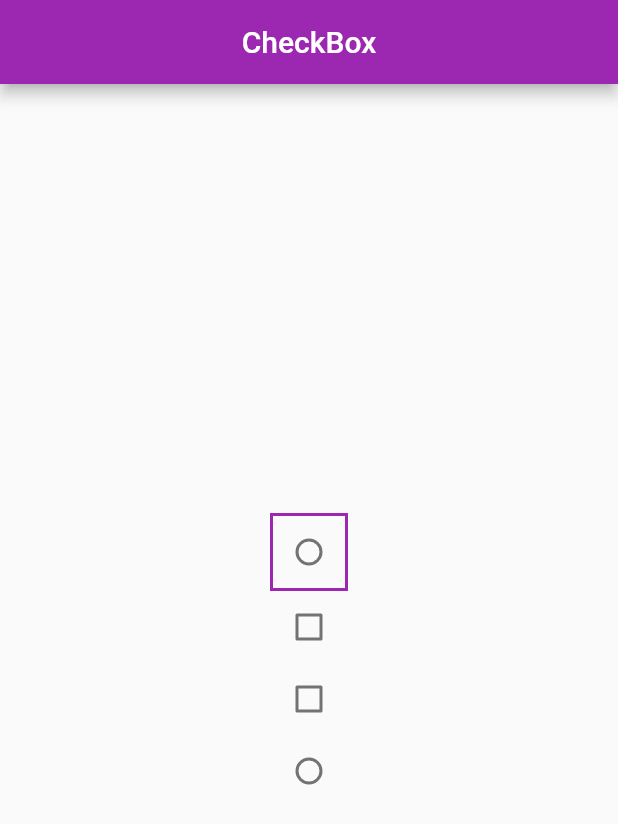
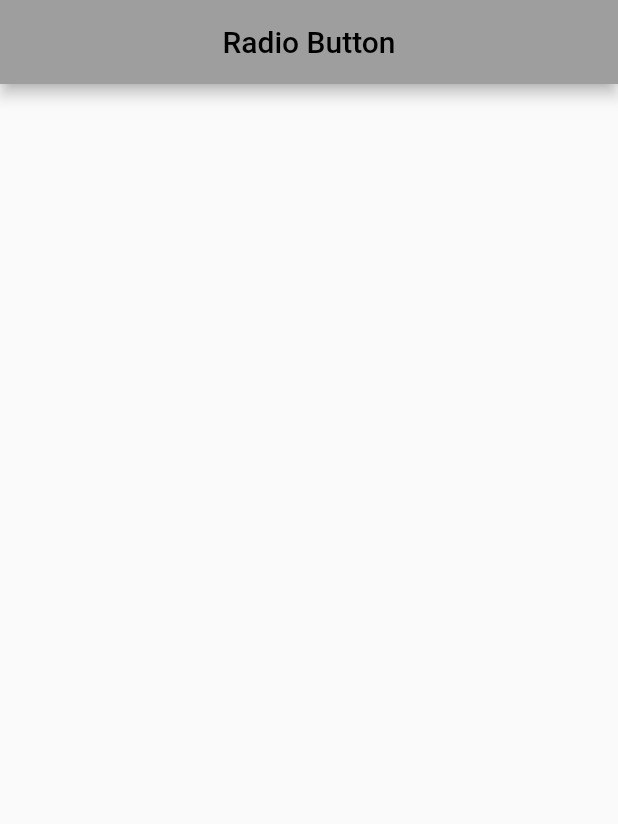
Before and after one commit to bzamanbd/my_flutter_study, a Flutter app: the screen it shows after launch, on a phone screen of 412 x 824 dp. Shown: the top 824 px of the screen. Run offline on Flutter 3.47's test engine with Material 2 defaults, Android fonts, the phone set to English and light mode, and no system bars.

Commit message:
1st commit

```diff
--- a/lib/main.dart
+++ b/lib/main.dart
@@ -7,15 +7,16 @@ class MyApp extends StatelessWidget {
 
   @override
   Widget build(BuildContext context) {
+    const String title = 'Radio Button';
     return MaterialApp(
       debugShowCheckedModeBanner: false,
-      title: 'Checkbox',
+      title: title,
       theme: ThemeData(
-        primarySwatch: Colors.purple
+        primarySwatch: Colors.grey
       ),
       // routes: ,
       // initialRoute: ,
-      home: const HomePage(),
+      home: const HomePage(title:title),
     );
   }
 }
--- a/lib/pages/home_page.dart
+++ b/lib/pages/home_page.dart
@@ -1,57 +1,28 @@
 import 'package:flutter/material.dart';
 class HomePage extends StatefulWidget {
-  const HomePage({Key? key}) : super(key: key);
+  final String title;
+  const HomePage(
+    {Key? key,
+      required this.title,
+    }
+  ) : super(key: key);
 
   @override
   _HomePageState createState() => _HomePageState();
 }
-
 class _HomePageState extends State<HomePage> {
-  bool _cbValue1 = false;
-  bool _cbValue2 = false;
-  bool _cbValue3 = false;
   @override
   Widget build(BuildContext context) {
-
     return Scaffold(
       appBar: AppBar(
-        title: const Text('CheckBox'),
+        title: Text(widget.title),
         centerTitle: true,
       ),
       // drawer: ,
       // bottomNavigationBar: ,
       // bottomSheet: ,
       // floatingActionButton: ,
-      body: Center(
-        child: Column(
-          mainAxisAlignment: MainAxisAlignment.center,
-          children: [
-            Container(
-              decoration: BoxDecoration(
-                border: Border.all(color: Colors.purple,width: 2.0),
-              ),
-              child: Checkbox(value: _cbValue1, onChanged: (status){setState(() {
-                _cbValue1 =status!;
-              });},
-              shape: const CircleBorder(),
-              ),
-            ),
-            Checkbox(value: _cbValue2, onChanged: (status){setState(() {
-              _cbValue2=status!;
-            });},
-            ),
-            Checkbox(value: _cbValue3, onChanged: (status){setState(() {
-              _cbValue3=status!;
-            });}),
-            Checkbox(value: _cbValue1, onChanged: (status){setState(() {
-              _cbValue1=status!;
-            });},
-            shape: const CircleBorder(),
-            ),
-
-          ],
-        ),
-      )
+      // body: Center(),
     );
   }
 }
```
